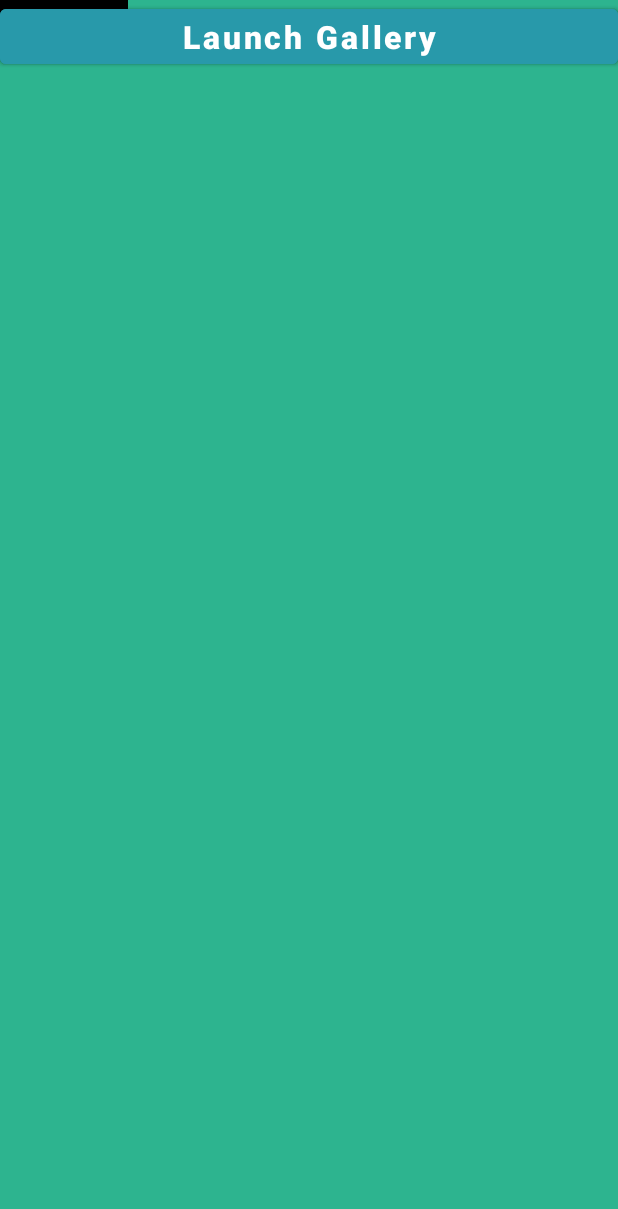
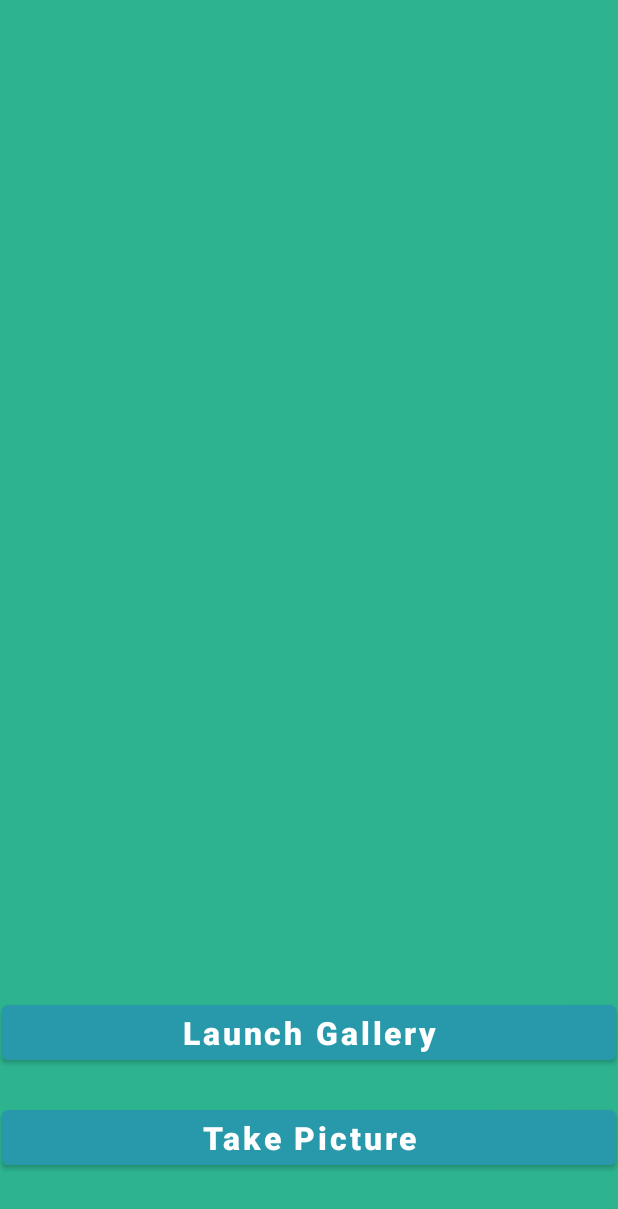
Before and after one commit to SleepyRizi/AloePlantDetection, an Android app: the plant_detection screen opened directly, with no data from a screen before it, on a phone screen of 412 x 824 dp. Shown: the top 1209 px of the screen. Run offline under Robolectric (Android 15) with nearby library versions, the phone set to English and light mode, and no system bars; libraries missing offline, so code that uses them is left out: org.tensorflow.lite.

Commit message:
added constraints

```diff
--- a/app/src/main/java/com/example/plant_detection/plant_detection.java
+++ b/app/src/main/java/com/example/plant_detection/plant_detection.java
@@ -33,7 +33,7 @@ public class plant_detection extends AppCompatActivity {
 
     Button picbtn,gallerybtn;
     ImageView imageView;
-    TextView tv_type, tv_status,tv_dis,tv_hum,tv_growth,tv_suc,tv_leaf;
+    TextView tv_type, tv_status,tv_dis,tv_hum,tv_growth,tv_stage,tv_leaf;
     int IMAGE_SIZE=96;
 
     @Override
@@ -49,7 +49,7 @@ public class plant_detection extends AppCompatActivity {
         tv_dis = (TextView) findViewById(R.id.tv_dis);
         tv_hum= (TextView) findViewById(R.id.tv_hum);
         tv_growth= (TextView) findViewById(R.id.tv_growth);
-        tv_suc= (TextView) findViewById(R.id.tv_suc);
+
         tv_leaf= (TextView) findViewById(R.id.tv_leaf);
 
         tv_type.setText("");
@@ -57,7 +57,7 @@ public class plant_detection extends AppCompatActivity {
         tv_dis.setText("");
         tv_hum.setText("");
         tv_growth.setText("");
-        tv_suc.setText("");
+
         tv_leaf.setText("");
 
 
@@ -85,7 +85,7 @@ public class plant_detection extends AppCompatActivity {
                 tv_dis.setText("");
                 tv_hum.setText("");
                 tv_growth.setText("");
-                tv_suc.setText("");
+
                 tv_leaf.setText("");
 
                 Intent galleryIntent= new Intent(Intent.ACTION_PICK,MediaStore.Images.Media.EXTERNAL_CONTENT_URI);
@@ -254,13 +254,13 @@ public class plant_detection extends AppCompatActivity {
 //                                +"\nleaf size: "+leaf[leafStatus];
 
 
-            tv_type.setText("Type: "+ types[maxtype]);
-            tv_status.setText("Status: "+ status[maxStatus]);
-            tv_dis.setText("Discoloration: "+ dis[disStatus]);
-            tv_hum.setText("Humidity: "+ Humidity[HumidityStatus]);
-            tv_growth.setText("Growth: "+ growthStage[StageGrowthStatus]);
-            tv_suc.setText("Growth Type: "+growthType[TypeGrowthStatus]);
-            tv_leaf.setText("leaf size: "+leaf[leafStatus]);
+            tv_type.setText("Type: "+ types[maxtype]+" ");
+            tv_status.setText("Status: "+ status[maxStatus]+" ");
+            tv_dis.setText("Discoloration: "+ dis[disStatus]+" ");
+            tv_hum.setText("Humidity: "+ Humidity[HumidityStatus]+" ");
+            tv_growth.setText("Growth: "+growthStage[StageGrowthStatus] +" ");
+
+            tv_leaf.setText("leaf size: "+leaf[leafStatus]+" ");
 
 
 //
--- a/app/src/main/res/layout/activity_plant_detection.xml
+++ b/app/src/main/res/layout/activity_plant_detection.xml
@@ -10,114 +10,167 @@
 
     <Button
         android:id="@+id/picbtn"
-        android:layout_width="match_parent"
+        android:layout_width="409dp"
         android:layout_height="wrap_content"
         android:layout_above="@id/gallerybtn"
         android:layout_centerInParent="true"
         android:layout_centerHorizontal="true"
+        android:layout_marginStart="1dp"
+        android:layout_marginTop="2dp"
+        android:layout_marginEnd="1dp"
+        android:layout_marginBottom="24dp"
         android:text="Take Picture"
         android:textAllCaps="false"
         android:textColor="@color/white"
         android:textSize="21sp"
         android:textStyle="bold"
-        tools:layout_editor_absoluteY="679dp" />
+        app:layout_constraintBottom_toBottomOf="parent"
+        app:layout_constraintEnd_toEndOf="parent"
+        app:layout_constraintStart_toStartOf="parent"
+        app:layout_constraintTop_toBottomOf="@+id/gallerybtn" />
 
     <Button
         android:id="@+id/gallerybtn"
-        android:layout_width="match_parent"
+        android:layout_width="409dp"
         android:layout_height="wrap_content"
         android:layout_alignParentBottom="true"
         android:layout_centerInParent="true"
+        android:layout_marginStart="1dp"
+        android:layout_marginTop="1dp"
+        android:layout_marginEnd="1dp"
+        android:layout_marginBottom="2dp"
         android:text="Launch Gallery"
         android:textAllCaps="false"
         android:textColor="@color/white"
         android:textSize="21sp"
         android:textStyle="bold"
-        tools:layout_editor_absoluteY="627dp" />
+        app:layout_constraintBottom_toTopOf="@+id/picbtn"
+        app:layout_constraintEnd_toEndOf="parent"
+        app:layout_constraintStart_toStartOf="parent"
+        app:layout_constraintTop_toBottomOf="@+id/imageView" />
 
     <ImageView
         android:id="@+id/imageView"
         android:layout_width="413dp"
-        android:layout_height="617dp"
+        android:layout_height="625dp"
         android:layout_centerHorizontal="true"
-        tools:layout_editor_absoluteY="5dp" />
+        android:layout_marginTop="1dp"
+        android:layout_marginBottom="1dp"
+        app:layout_constraintBottom_toTopOf="@+id/gallerybtn"
+        app:layout_constraintEnd_toEndOf="parent"
+        app:layout_constraintStart_toStartOf="parent"
+        app:layout_constraintTop_toTopOf="parent" />
 
     <TextView
         android:id="@+id/tv_type"
         android:layout_width="wrap_content"
         android:layout_height="wrap_content"
+        android:layout_marginStart="62dp"
+        android:layout_marginTop="8dp"
+        android:layout_marginEnd="24dp"
+        android:layout_marginBottom="8dp"
         android:background="#000000"
         android:text="TextView"
         android:textColor="#FFFFFF"
         android:textColorLink="#FFFFFF"
         android:textSize="20sp"
-        tools:layout_editor_absoluteX="83dp"
-        tools:layout_editor_absoluteY="279dp" />
+        app:layout_constraintBottom_toBottomOf="parent"
+        app:layout_constraintEnd_toEndOf="parent"
+        app:layout_constraintHorizontal_bias="0.316"
+        app:layout_constraintStart_toStartOf="parent"
+        app:layout_constraintTop_toTopOf="parent"
+        app:layout_constraintVertical_bias="0.461" />
 
     <TextView
         android:id="@+id/tv_status"
         android:layout_width="wrap_content"
         android:layout_height="wrap_content"
+        android:layout_marginStart="34dp"
+        android:layout_marginTop="52dp"
+        android:layout_marginEnd="84dp"
+        android:layout_marginBottom="24dp"
         android:background="#000000"
         android:text="TextView"
         android:textColor="#FFFFFF"
         android:textSize="20sp"
-        tools:layout_editor_absoluteX="189dp"
-        tools:layout_editor_absoluteY="365dp" />
+        app:layout_constraintBottom_toBottomOf="parent"
+        app:layout_constraintEnd_toEndOf="parent"
+        app:layout_constraintHorizontal_bias="1.0"
+        app:layout_constraintStart_toStartOf="parent"
+        app:layout_constraintTop_toTopOf="parent"
+        app:layout_constraintVertical_bias="0.568" />
 
     <TextView
         android:id="@+id/tv_dis"
         android:layout_width="wrap_content"
         android:layout_height="wrap_content"
+        android:layout_marginStart="26dp"
+        android:layout_marginEnd="80dp"
+        android:layout_marginBottom="40dp"
         android:background="#000000"
         android:text="TextView"
         android:textColor="#FFFFFF"
         android:textSize="20sp"
-        tools:layout_editor_absoluteX="200dp"
-        tools:layout_editor_absoluteY="152dp" />
+        app:layout_constraintBottom_toBottomOf="@+id/tv_growth"
+        app:layout_constraintEnd_toEndOf="parent"
+        app:layout_constraintHorizontal_bias="0.291"
+        app:layout_constraintStart_toStartOf="parent" />
+
+
+
+
 
     <TextView
         android:id="@+id/tv_hum"
         android:layout_width="wrap_content"
         android:layout_height="wrap_content"
+        android:layout_marginStart="26dp"
+        android:layout_marginEnd="38dp"
+        android:layout_marginBottom="20dp"
         android:background="#000000"
         android:text="TextView"
         android:textColor="#FFFFFF"
         android:textSize="20sp"
-        tools:layout_editor_absoluteX="117dp"
-        tools:layout_editor_absoluteY="93dp" />
+        app:layout_constraintBottom_toTopOf="@+id/tv_dis"
+        app:layout_constraintEnd_toEndOf="parent"
+        app:layout_constraintHorizontal_bias="0.52"
+        app:layout_constraintStart_toStartOf="parent" />
 
     <TextView
         android:id="@+id/tv_growth"
         android:layout_width="wrap_content"
         android:layout_height="wrap_content"
+        android:layout_marginStart="56dp"
+        android:layout_marginTop="24dp"
+        android:layout_marginEnd="26dp"
         android:background="#000000"
         android:text="TextView"
         android:textColor="#FFFFFF"
         android:textSize="20sp"
-        tools:layout_editor_absoluteX="35dp"
-        tools:layout_editor_absoluteY="152dp" />
-
-    <TextView
-        android:id="@+id/tv_suc"
-        android:layout_width="85dp"
-        android:layout_height="25dp"
-        android:background="#000000"
-        android:text="TextView"
-        android:textColor="#FFFFFF"
-        android:textSize="20sp"
-        tools:layout_editor_absoluteX="189dp"
-        tools:layout_editor_absoluteY="231dp" />
+        app:layout_constraintBottom_toBottomOf="parent"
+        app:layout_constraintEnd_toEndOf="parent"
+        app:layout_constraintHorizontal_bias="0.736"
+        app:layout_constraintStart_toStartOf="parent"
+        app:layout_constraintTop_toTopOf="parent"
+        app:layout_constraintVertical_bias="0.317" />
 
     <TextView
         android:id="@+id/tv_leaf"
         android:layout_width="wrap_content"
         android:layout_height="wrap_content"
+        android:layout_marginStart="24dp"
+        android:layout_marginTop="8dp"
+        android:layout_marginEnd="56dp"
+        android:layout_marginBottom="8dp"
         android:background="#000000"
         android:text="TextView"
         android:textColor="#FFFFFF"
         android:textSize="20sp"
-        tools:layout_editor_absoluteX="282dp"
-        tools:layout_editor_absoluteY="290dp" />
+        app:layout_constraintBottom_toBottomOf="parent"
+        app:layout_constraintEnd_toEndOf="parent"
+        app:layout_constraintHorizontal_bias="0.409"
+        app:layout_constraintStart_toStartOf="parent"
+        app:layout_constraintTop_toTopOf="parent"
+        app:layout_constraintVertical_bias="0.526" />
 
 </androidx.constraintlayout.widget.ConstraintLayout>
```
